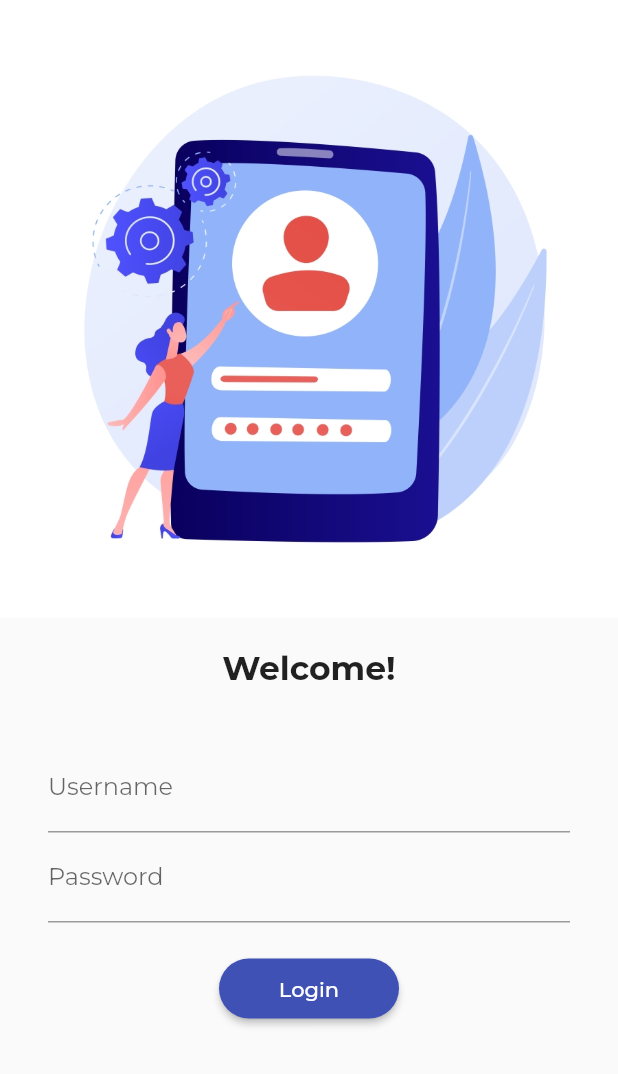
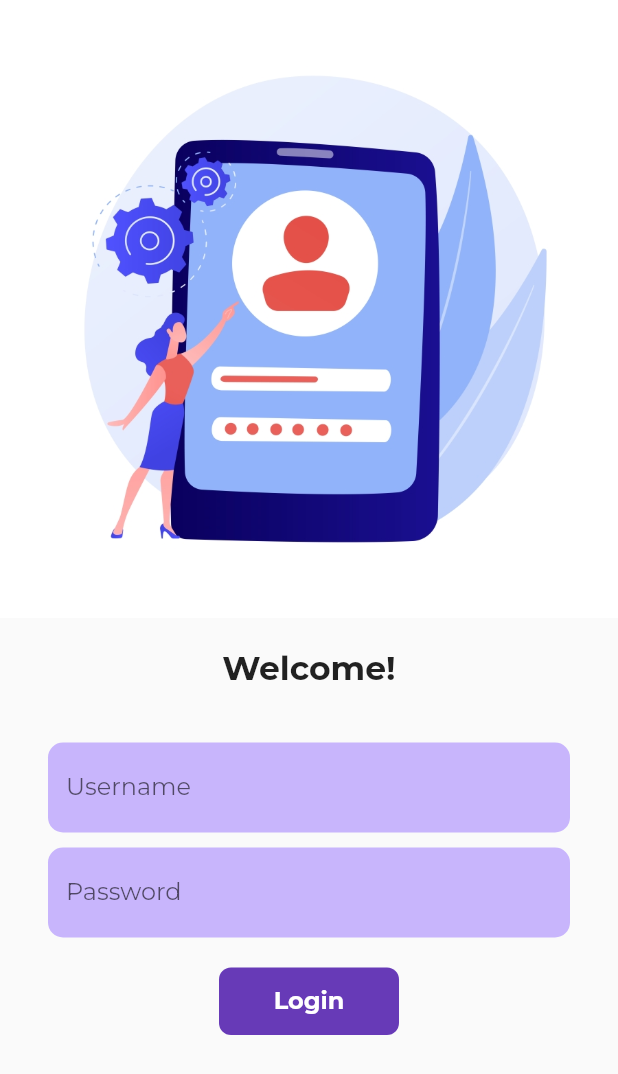
Before and after one commit to itspritthakkar/FlutterCatalogue, a Flutter app: the screen it shows after launch, on a phone screen of 412 x 824 dp. Shown: the top 1074 px of the screen. Run offline on Flutter 3.47's test engine with Material 2 defaults, Android fonts, the phone set to English and light mode, and no system bars; our stand-ins replace google_fonts.

Commit message:
Day6 Commit

```diff
--- a/lib/screens/login.dart
+++ b/lib/screens/login.dart
@@ -1,61 +1,113 @@
-import 'package:flutter/foundation.dart';
 import 'package:flutter/material.dart';
 import 'package:myapp/utils/routes.dart';
+
 // ignore: camel_case_types
-class Login extends StatelessWidget {
+class Login extends StatefulWidget {
   const Login({Key? key}) : super(key: key);
+
+  @override
+  State<Login> createState() => _LoginState();
+}
+
+class _LoginState extends State<Login> {
+  String username = "";
+  bool changeButton = false;
 
   @override
   Widget build(BuildContext context) {
     return Scaffold(
       // resizeToAvoidBottomInset : false,
       body: SingleChildScrollView(
-        child: Column(
+          child: Column(
           children: [
             Image.asset(
-                "assets/images/login.jpg",
-                fit: BoxFit.cover,
+              "assets/images/login.jpg",
+              fit: BoxFit.cover,
             ),
             const SizedBox(height: 20.00),
-            const Text("Welcome!", style: TextStyle(fontSize: 22, fontWeight: FontWeight.bold)),
+            Text("Welcome$username!",
+                style:
+                    const TextStyle(fontSize: 22, fontWeight: FontWeight.bold)),
             const SizedBox(height: 20.00),
             Padding(
-              padding: const EdgeInsets.symmetric(vertical: 16.0, horizontal: 32.0),
+              padding:
+                  const EdgeInsets.symmetric(vertical: 16.0, horizontal: 32.0),
               child: Column(
                 children: [
                   TextFormField(
-                    decoration: const InputDecoration(
-                      hintText: "Enter Username",
-                      labelText: "Username"
+                    decoration: InputDecoration(
+                      border: const OutlineInputBorder(
+                        borderRadius: BorderRadius.all(Radius.circular(10.0)),
+                        borderSide: BorderSide.none,
+                      ),
+                      hintText: "Username",
+                      fillColor: Colors.deepPurpleAccent.withOpacity(0.4),
+                      filled: true,
                     ),
+                    onChanged: (value) {
+                      username = " " + value;
+                      setState(() {});
+                    },
                   ),
+                  const SizedBox(height: 10.00),
                   TextFormField(
                     obscureText: true,
-                    decoration: const InputDecoration(
-                        hintText: "Enter Password",
-                        labelText: "Password"
+                    decoration: InputDecoration(
+                      border: const OutlineInputBorder(
+                        borderRadius: BorderRadius.all(Radius.circular(10.0)),
+                        borderSide: BorderSide.none,
+                      ),
+                      hintText: "Password",
+                      fillColor: Colors.deepPurpleAccent.withOpacity(0.4),
+                      filled: true,
                     ),
                   ),
                   const SizedBox(height: 20.00),
-                  ElevatedButton(
-                      onPressed: () {
-                        // if (kDebugMode) {
-                        //   print("Button pressed");
-                        // }else{
-                          Navigator.pushNamed(context, AppRoutes.homeRoute);
-                        // }
-                      },
-                      child: const Text("Login"),
-                    style: TextButton.styleFrom(minimumSize: const Size(120, 40), shape: RoundedRectangleBorder(
-                      borderRadius: BorderRadius.circular(30.0),
-                    ),),
-                  )
+                  InkWell(
+                    onTap: () async {
+                      setState(() {
+                        changeButton = true;
+                      });
+
+                      await Future.delayed(const Duration(seconds: 1));
+                      Navigator.pushNamed(context, AppRoutes.homeRoute);
+                    },
+                    child: AnimatedContainer(
+                      duration: const Duration(seconds: 1),
+                      width: changeButton ? 50 : 120,
+                      height: 45,
+                      alignment: Alignment.center,
+                      child: changeButton ? const Icon(Icons.done, color: Colors.white,) : const Text(
+                        "Login",
+                        style: TextStyle(
+                            color: Colors.white,
+                            fontWeight: FontWeight.bold,
+                            fontSize: 16),
+                      ),
+                      decoration: BoxDecoration(
+                          color: Colors.deepPurple,
+                          borderRadius:
+                              BorderRadius.circular(changeButton ? 10 : 8)),
+                    ),
+                  ),
+                  // ElevatedButton(
+                  //     onPressed: () {
+                  //       // if (kDebugMode) {
+                  //       //   print("Button pressed");
+                  //       // }else{
+                  //         Navigator.pushNamed(context, AppRoutes.homeRoute);
+                  //       // }
+                  //     },
+                  //     child: const Text("Login"),
+                  //   style: TextButton.styleFrom(minimumSize: const Size(120, 40), shape: RoundedRectangleBorder(
+                  //     borderRadius: BorderRadius.circular(30.0),
+                  //   ),),
+                  // )
                 ],
               ),
             ),
           ],
-        )
-      ),
+      )),
     );
   }
 }
```
